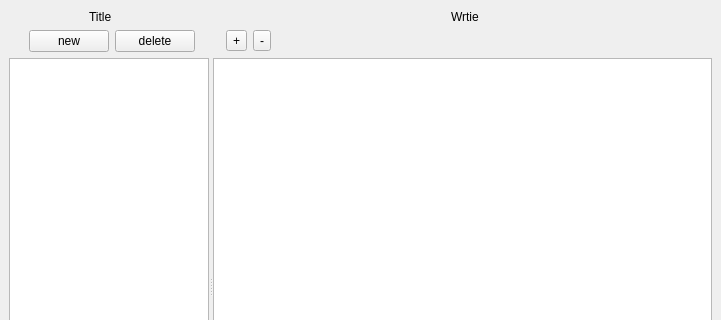
This is mainwindow.ui in exquet/NotesApp as Qt 5 draws it before an edit; both pictures show x 0 to 721 and y 0 to 320 of the 721 by 522 pixel window. The edited form follows.
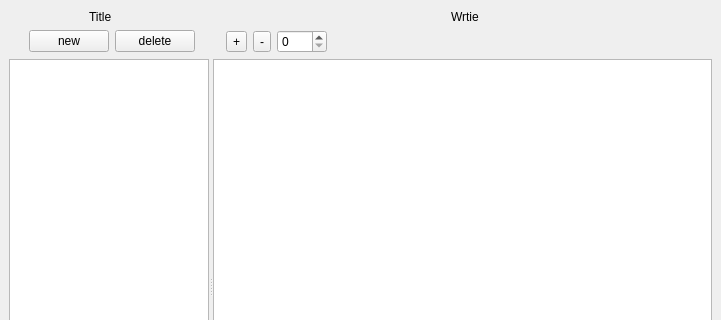
This is the edited form.

Commit message: manual formatting of the text size

Diff of the .ui file:
```diff
--- a/mainwindow.ui
+++ b/mainwindow.ui
@@ -155,6 +155,16 @@
         </property>
        </widget>
       </item>
+      <item>
+       <widget class="QSpinBox" name="fontSize_SpinBox">
+        <property name="minimumSize">
+         <size>
+          <width>50</width>
+          <height>0</height>
+         </size>
+        </property>
+       </widget>
+      </item>
       <item>
        <spacer name="horizontalSpacer">
         <property name="orientation">
```
The commit also changes 2 other files.
